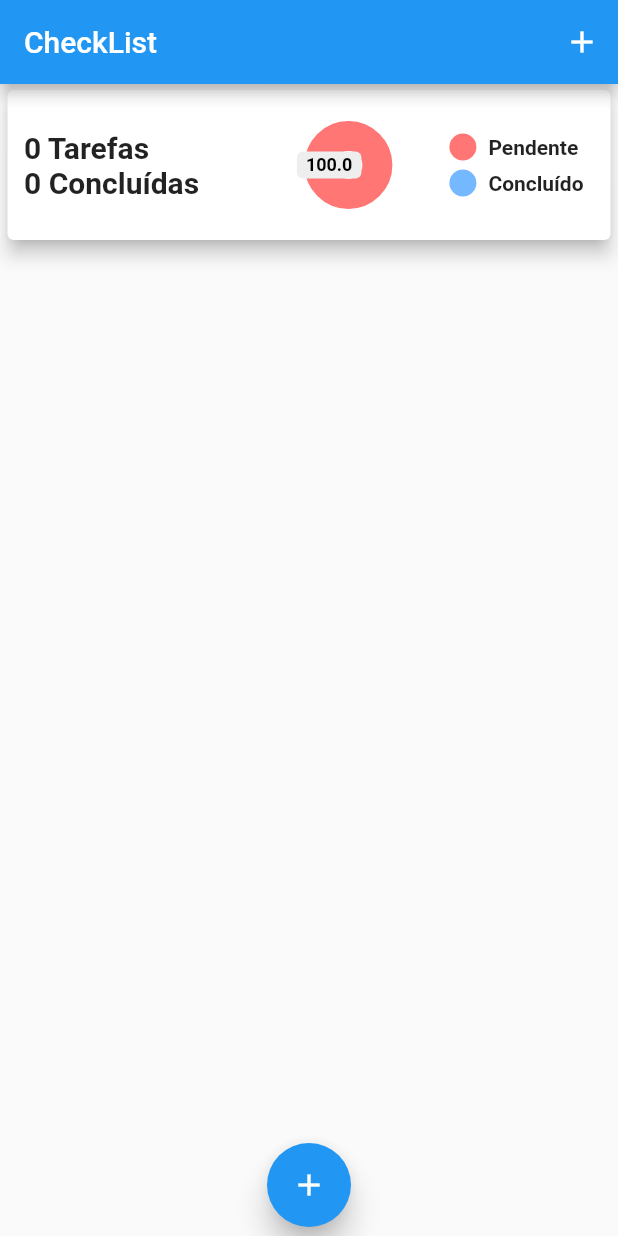
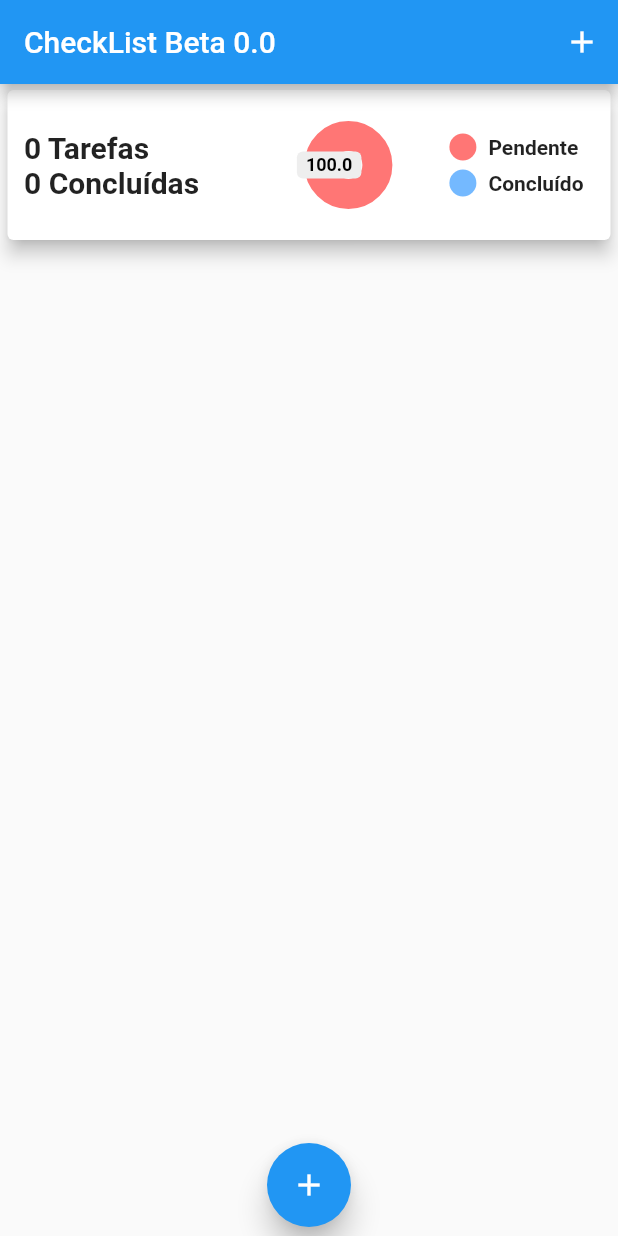
Before and after one commit to zenonalex/checkList, a Flutter app: the screen it shows after launch, on a phone screen of 412 x 824 dp. Run offline on Flutter 3.47's test engine with Material 2 defaults, Android fonts, the phone set to English and light mode, and no system bars; drawn by our look-alikes of pie_chart; our stand-ins replace flutter_slidable, toast.

Commit message:
Alterado nome

```diff
--- a/lib/main.dart
+++ b/lib/main.dart
@@ -15,7 +15,7 @@ class MyApp extends StatelessWidget {
       theme: ThemeData(
         primarySwatch: Colors.blue,
       ),
-      home: MyHomePage(title: 'CheckList'),
+      home: MyHomePage(title: 'CheckList Beta 0.0'),
     );
   }
 }
```
